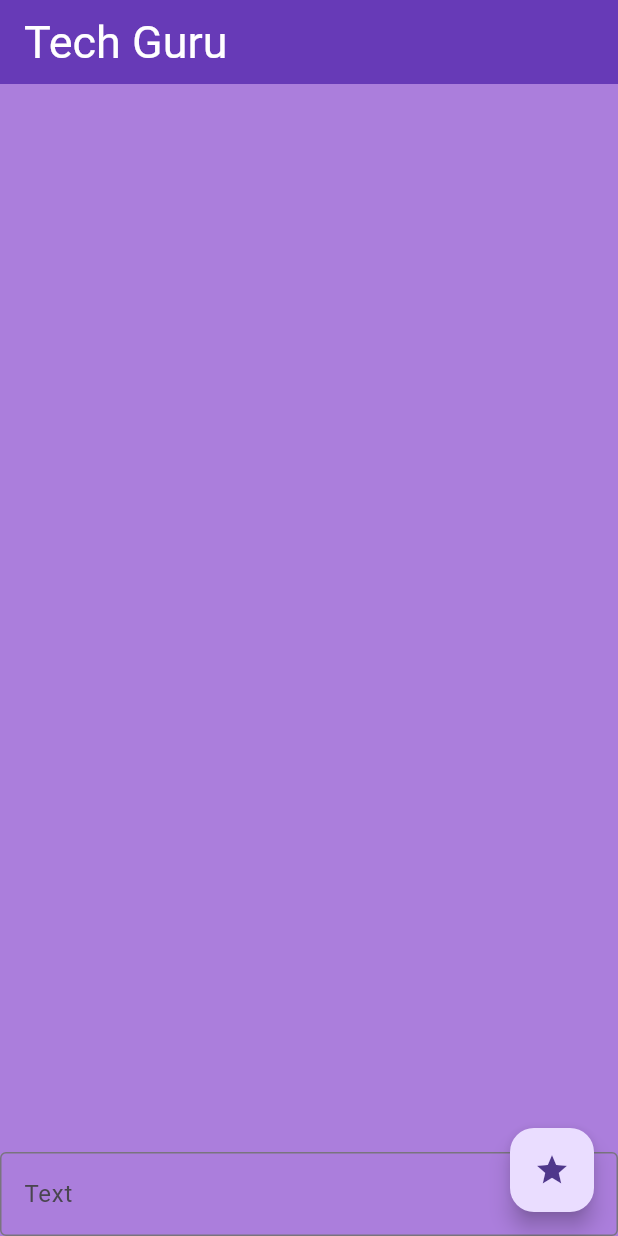
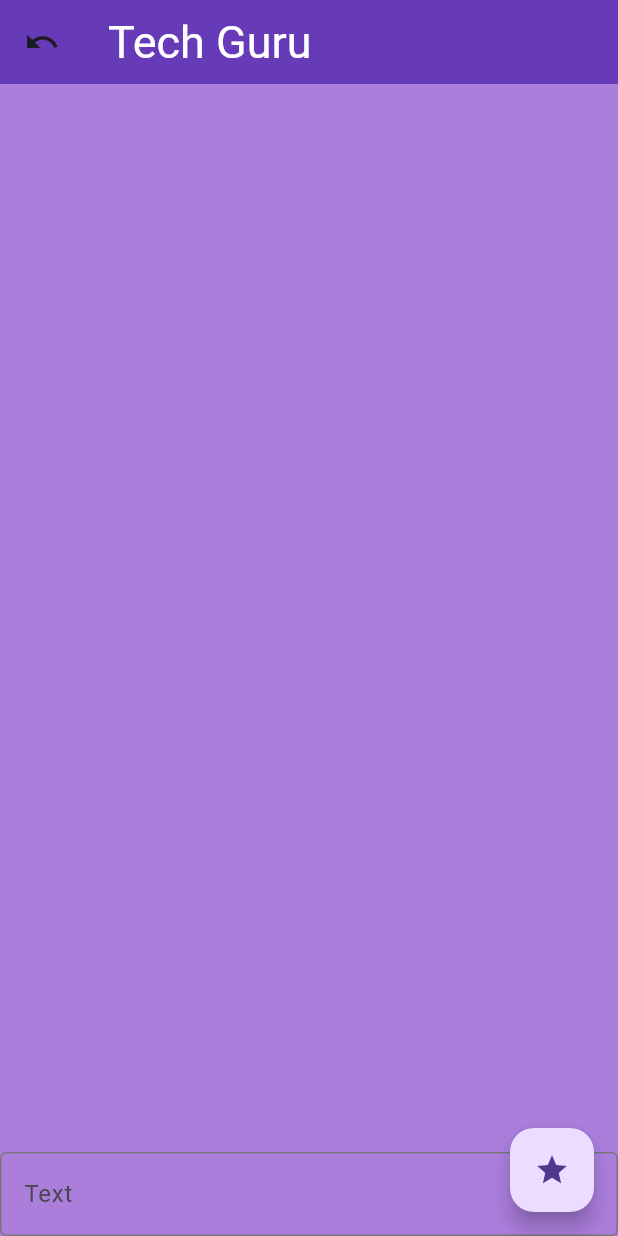
Before and after one commit to ashir227/Todo-App-Classes, a Flutter app: the screen it shows after launch, on a phone screen of 412 x 824 dp. Run offline on Flutter 3.47's test engine with Material 3 defaults, Android fonts, the phone set to English and light mode, and no system bars.

```diff
--- a/lib/todo.dart
+++ b/lib/todo.dart
@@ -18,6 +18,7 @@ class _TodoAppState extends State<TodoApp> {
     return Scaffold(
       appBar: AppBar(
         backgroundColor: Colors.deepPurple,
+
         title: RichText(
           text: TextSpan(
             children: [
@@ -26,6 +27,7 @@ class _TodoAppState extends State<TodoApp> {
             ],
           ),
         ),
+        leading: IconButton(onPressed: () {}, icon: Icon(Icons.undo)),
       ),
       body: Container(
         height: double.infinity,
```
